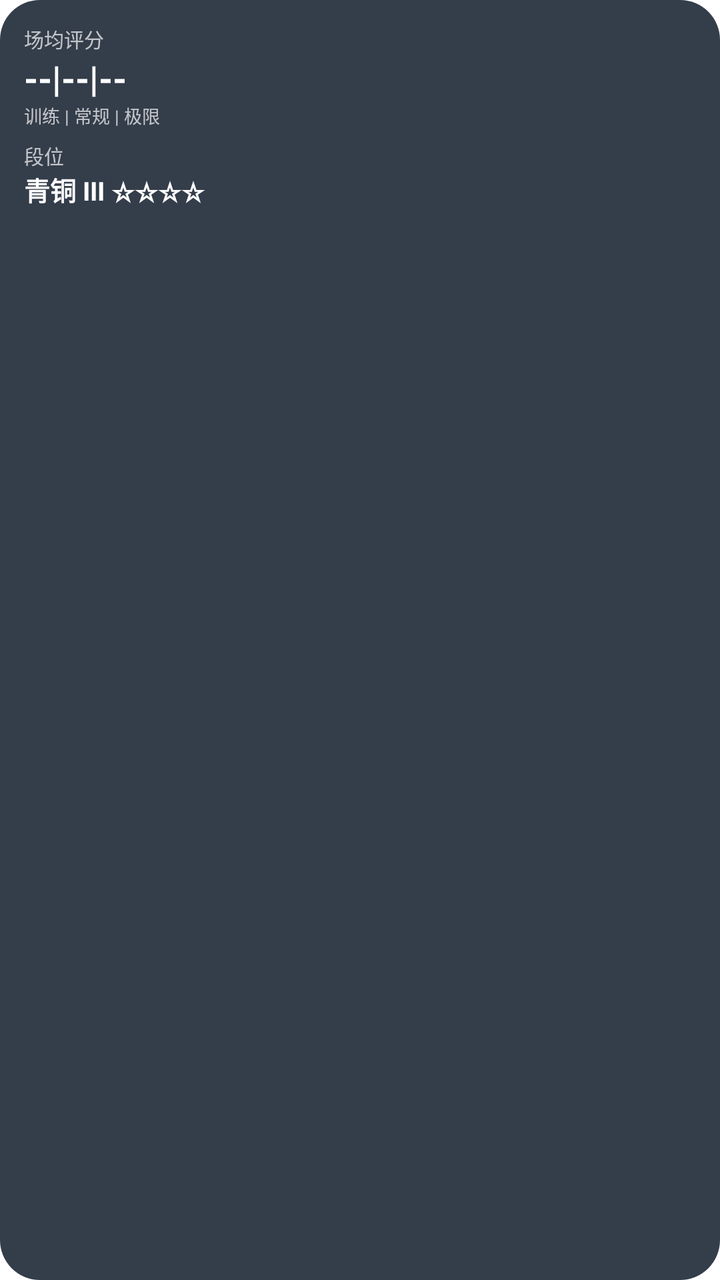
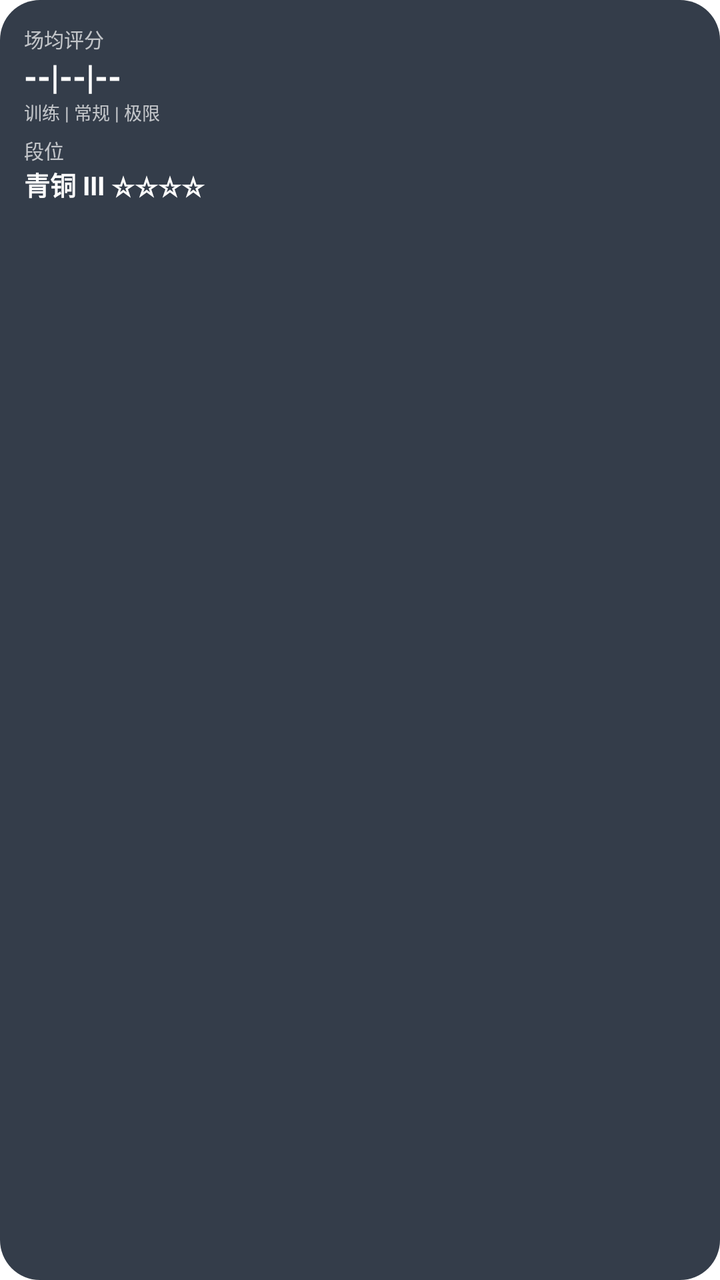

Before-and-after screenshots of an Android layout around one commit, followed by the original layout XML and the change that was made.
<!-- AndroidManifest.xml: fallback theme Theme.MaterialComponents.DayNight.NoActionBar -->
<!-- res/layout/challenge_widget.xml -->
<?xml version="1.0" encoding="utf-8"?>
<LinearLayout xmlns:android="http://schemas.android.com/apk/res/android"
    android:id="@+id/challenge_widget_root"
    android:layout_width="match_parent"
    android:layout_height="match_parent"
    android:background="@drawable/widget_background"
    android:orientation="vertical"
    android:padding="12dp">

    <TextView
        android:layout_width="wrap_content"
        android:layout_height="wrap_content"
        android:text="场均评分"
        android:textColor="#B3FFFFFF"
        android:textSize="10sp" />

    <TextView
        android:id="@+id/challenge_averages"
        android:layout_width="match_parent"
        android:layout_height="wrap_content"
        android:text="--|--|--"
        android:textColor="#FFFFFF"
        android:textSize="18sp"
        android:textStyle="bold" />

    <TextView
        android:id="@+id/challenge_average_labels"
        android:layout_width="match_parent"
        android:layout_height="wrap_content"
        android:text="训练 | 常规 | 极限"
        android:textColor="#B3FFFFFF"
        android:textSize="9sp" />

    <LinearLayout
        android:layout_width="match_parent"
        android:layout_height="wrap_content"
        android:layout_marginTop="6dp"
        android:gravity="center_vertical"
        android:orientation="horizontal">

        <TextView
            android:layout_width="wrap_content"
            android:layout_height="wrap_content"
            android:text="段位"
            android:textColor="#B3FFFFFF"
            android:textSize="10sp" />

        <TextView
            android:id="@+id/challenge_season"
            android:layout_width="0dp"
            android:layout_height="wrap_content"
            android:layout_marginStart="6dp"
            android:layout_weight="1"
            android:gravity="end"
            android:maxLines="1"
            android:text=""
            android:textColor="#99FFFFFF"
            android:textSize="9sp" />
    </LinearLayout>

    <LinearLayout
        android:layout_width="match_parent"
        android:layout_height="wrap_content"
        android:gravity="center_vertical"
        android:orientation="horizontal">

        <TextView
            android:id="@+id/challenge_rank"
            android:layout_width="0dp"
            android:layout_height="wrap_content"
            android:layout_weight="1"
            android:ellipsize="end"
            android:maxLines="1"
            android:text="青铜 III ☆☆☆☆"
            android:textColor="#FFFFFF"
            android:textSize="13sp"
            android:textStyle="bold" />

        <TextView
            android:id="@+id/challenge_achievements"
            android:layout_width="wrap_content"
            android:layout_height="wrap_content"
            android:layout_marginStart="6dp"
            android:maxLines="1"
            android:text=""
            android:textSize="14sp" />
    </LinearLayout>
</LinearLayout>
<!-- resources referenced by this layout -->
<resources>
  <!-- drawable widget_background (drawable) -->
  <?xml version="1.0" encoding="utf-8"?>
  <shape xmlns:android="http://schemas.android.com/apk/res/android"
      android:shape="rectangle">
      <solid android:color="#E61F2937" />
      <corners android:radius="20dp" />
  </shape>
</resources>

<!-- the commit's change to res/layout/challenge_widget.xml (unified diff, before → after) -->
@@ -20,7 +20,7 @@
         android:layout_height="wrap_content"
         android:text="--|--|--"
         android:textColor="#FFFFFF"
-        android:textSize="18sp"
+        android:textSize="17sp"
         android:textStyle="bold" />
 
     <TextView
@@ -34,7 +34,7 @@
     <LinearLayout
         android:layout_width="match_parent"
         android:layout_height="wrap_content"
-        android:layout_marginTop="6dp"
+        android:layout_marginTop="5dp"
         android:gravity="center_vertical"
         android:orientation="horizontal">
 
@@ -58,31 +58,25 @@
             android:textSize="9sp" />
     </LinearLayout>
 
-    <LinearLayout
+    <TextView
+        android:id="@+id/challenge_rank"
         android:layout_width="match_parent"
         android:layout_height="wrap_content"
-        android:gravity="center_vertical"
-        android:orientation="horizontal">
+        android:ellipsize="end"
+        android:maxLines="1"
+        android:text="青铜 III ☆☆☆☆"
+        android:textColor="#FFFFFF"
+        android:textSize="13sp"
+        android:textStyle="bold" />
 
-        <TextView
-            android:id="@+id/challenge_rank"
-            android:layout_width="0dp"
-            android:layout_height="wrap_content"
-            android:layout_weight="1"
-            android:ellipsize="end"
-            android:maxLines="1"
-            android:text="青铜 III ☆☆☆☆"
-            android:textColor="#FFFFFF"
-            android:textSize="13sp"
-            android:textStyle="bold" />
-
-        <TextView
-            android:id="@+id/challenge_achievements"
-            android:layout_width="wrap_content"
-            android:layout_height="wrap_content"
-            android:layout_marginStart="6dp"
-            android:maxLines="1"
-            android:text=""
-            android:textSize="14sp" />
-    </LinearLayout>
+    <TextView
+        android:id="@+id/challenge_achievements"
+        android:layout_width="match_parent"
+        android:layout_height="wrap_content"
+        android:layout_marginTop="3dp"
+        android:ellipsize="end"
+        android:maxLines="3"
+        android:text=""
+        android:textColor="#E6FFFFFF"
+        android:textSize="10sp" />
 </LinearLayout>
